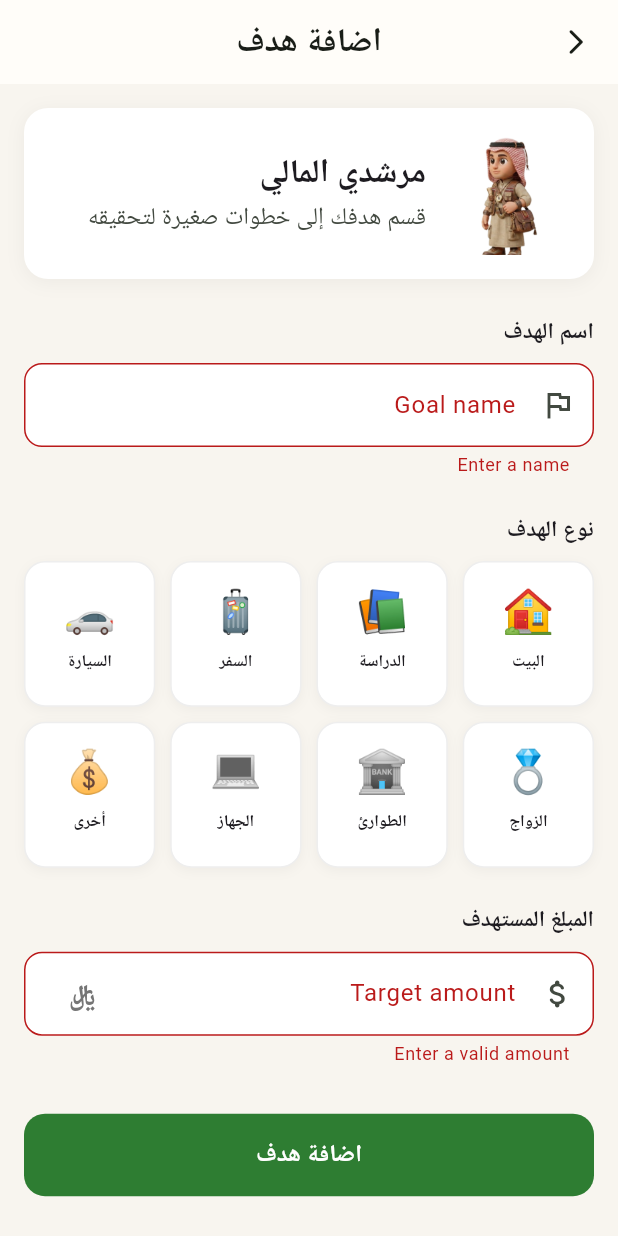
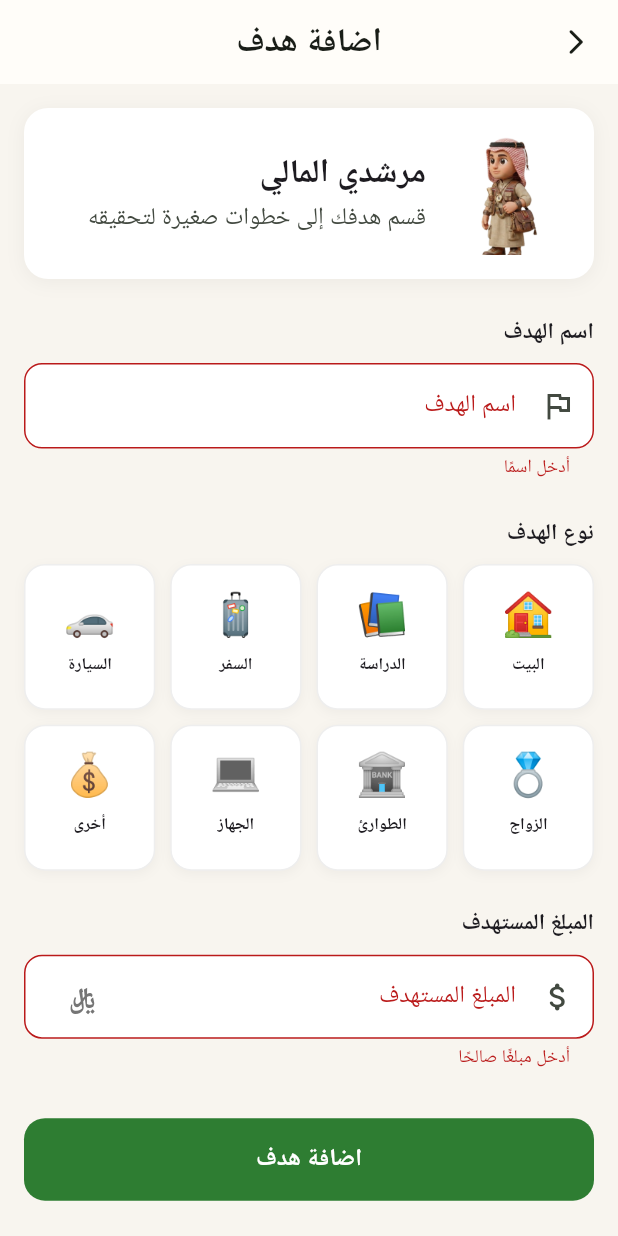
Before and after one commit to shim079/tajory, a Flutter app: the AddGoalScreen screen opened directly, after a tap on "اضافة هدف", on a phone screen of 412 x 824 dp. Run offline on Flutter 3.47's test engine with Material 3 defaults, Android fonts, the phone set to English and light mode, and no system bars; our stand-ins replace cloud_firestore, file_picker, firebase_auth, firebase_core, firebase_storage, flutter_svg and 1 more; accounts and stored records are empty; Roboto replaces fonts that are missing (Cairo); project files that could hold a hidden picture were left out.

Commit message:
وصف التعديلات

```diff
--- a/lib/auth/step_companion.dart
+++ b/lib/auth/step_companion.dart
@@ -138,7 +138,7 @@ class _StepCompanionState extends State<StepCompanion> {
               onPressed: _selectedCompanion != null ? _submit : null,
               style: FilledButton.styleFrom(
                 backgroundColor: const Color(0xFF2E7D32),
-                disabledBackgroundColor: const Color(0xFF2E7D32).withValues(alpha: 0.5),
+                disabledBackgroundColor: const Color(0xFF2E7D32).withValues(alpha: 0.8),
                 shape: RoundedRectangleBorder(
                   borderRadius: BorderRadius.circular(14),
                 ),
--- a/lib/screens/add_goal_screen.dart
+++ b/lib/screens/add_goal_screen.dart
@@ -33,7 +33,7 @@ class _AddGoalScreenState extends State<AddGoalScreen> {
     if (!_formKey.currentState!.validate()) return;
     if (_selectedType == null) {
       ScaffoldMessenger.of(context).showSnackBar(
-        const SnackBar(content: Text('Please select a goal type')),
+        const SnackBar(content: Text('من فضلك اختر نوع الهدف')),
       );
       return;
     }
@@ -57,19 +57,19 @@ class _AddGoalScreenState extends State<AddGoalScreen> {
       await _firestoreService.logActivity(
         uid: user.uid,
         action: 'create_goal',
-        description: 'Created goal: "$title"',
+        description: 'الهدف المُحدد: "$title"',
         xpEarned: 10,
       );
 
       if (!mounted) return;
       ScaffoldMessenger.of(context).showSnackBar(
-        const SnackBar(content: Text('Goal created!')),
+        const SnackBar(content: Text('تم إنشاء الهدف! ')),
       );
       Navigator.pop(context, true);
     } catch (e) {
       if (!mounted) return;
       ScaffoldMessenger.of(context).showSnackBar(
-        SnackBar(content: Text('Failed: $e')),
+        SnackBar(content: Text('فشل:  $e')),
       );
     } finally {
       if (mounted) setState(() => _isSaving = false);
@@ -106,11 +106,11 @@ class _AddGoalScreenState extends State<AddGoalScreen> {
               const SizedBox(height: 10),
               CustomTextField(
                 controller: _nameController,
-                labelText: 'Goal name',
-                hintText: 'e.g. Apartment Rent',
+                labelText: 'اسم الهدف',
+                hintText: 'مثلاً إيجار الشقة',
                 prefixIcon: const Icon(Icons.flag_outlined),
                 validator: (v) =>
-                    (v == null || v.trim().isEmpty) ? 'Enter a name' : null,
+                    (v == null || v.trim().isEmpty) ? 'أدخل اسمًا' : null,
               ),
               const SizedBox(height: 24),
               _buildSectionLabel('نوع الهدف'),
@@ -124,7 +124,7 @@ class _AddGoalScreenState extends State<AddGoalScreen> {
               const SizedBox(height: 10),
               CustomTextField(
                 controller: _amountController,
-                labelText: 'Target amount',
+                labelText: 'المبلغ المستهدف',
                 hintText: '0',
                 keyboardType: TextInputType.number,
                 prefixIcon: const Icon(Icons.attach_money_rounded),
@@ -141,7 +141,7 @@ class _AddGoalScreenState extends State<AddGoalScreen> {
                 ),
                 validator: (v) {
                   final p = double.tryParse(v?.trim() ?? '');
-                  if (p == null || p <= 0) return 'Enter a valid amount';
+                  if (p == null || p <= 0) return 'أدخل مبلغًا صالحًا';
                   return null;
                 },
               ),
--- a/lib/screens/add_savings_screen.dart
+++ b/lib/screens/add_savings_screen.dart
@@ -71,13 +71,13 @@ class _AddSavingsScreenState extends State<AddSavingsScreen> {
     final amount = double.tryParse(text);
     if (amount == null || amount <= 0) {
       ScaffoldMessenger.of(context).showSnackBar(
-        const SnackBar(content: Text('Please enter a valid amount')),
+        const SnackBar(content: Text('من فضلك أدخل مبلغًا صالحًا')),
       );
       return;
     }
     if (_selectedGoalId == null) {
       ScaffoldMessenger.of(context).showSnackBar(
-        const SnackBar(content: Text('Please select a goal')),
+        const SnackBar(content: Text('الرجاء اختيار هدف')),
       );
       return;
     }
@@ -118,7 +118,7 @@ class _AddSavingsScreenState extends State<AddSavingsScreen> {
         await _firestoreService.logActivity(
           uid: user.uid,
           action: 'complete_goal',
-          description: 'Completed goal: "${goal.title}"',
+          description: 'الهدف المُنجز:  "${goal.title}"',
           xpEarned: 100,
         );
         if (!mounted) return;
@@ -137,7 +137,7 @@ class _AddSavingsScreenState extends State<AddSavingsScreen> {
     } catch (e) {
       if (!mounted) return;
       ScaffoldMessenger.of(context).showSnackBar(
-        SnackBar(content: Text('Failed: $e')),
+        SnackBar(content: Text('فشل:  $e')),
       );
     } finally {
       if (mounted) setState(() => _isSaving = false);
@@ -280,7 +280,7 @@ class _AddSavingsScreenState extends State<AddSavingsScreen> {
               setState(() => _selectedQuickAmount = val ?? 0);
             },
             decoration: InputDecoration(
-              hintText: 'Enter amount',
+              hintText: 'أدخل المبلغ',
               prefixIcon: const Icon(Icons.attach_money_rounded),
               border: OutlineInputBorder(
                 borderRadius: BorderRadius.circular(12),
--- a/lib/screens/home_screen.dart
+++ b/lib/screens/home_screen.dart
@@ -43,8 +43,8 @@ class _HomeScreenState extends State<HomeScreen> {
         shape: const CircularNotchedRectangle(),
         notchMargin: 6,
         height: 72,
-        color: theme.colorScheme.surface,
-        surfaceTintColor: theme.colorScheme.surfaceTint,
+        color: Colors.white,
+        surfaceTintColor: Colors.white,
         child: Padding(
           padding: const EdgeInsets.symmetric(horizontal: 8),
           child: Row(
--- a/lib/screens/island_screen.dart
+++ b/lib/screens/island_screen.dart
@@ -73,7 +73,7 @@ class _IslandScreenState extends State<IslandScreen> {
       final profile = results[1] as Map<String, dynamic>?;
       final goals = results[2] as List<FinancialGoal>;
       final selectedPet = profile?['selectedPet'] as String?;
-      final companionAsset = PetService.getCompanionAssetPath(selectedPet);
+        final companionAsset = PetService.getCompanionAssetPath(selectedPet);
 
       if (!mounted) return;
       setState(() {
--- a/lib/widgets/goal_card.dart
+++ b/lib/widgets/goal_card.dart
@@ -35,7 +35,7 @@ class GoalCard extends StatelessWidget {
               ClipRRect(
                 borderRadius: BorderRadius.circular(12),
                 child: Image.asset(
-                  getGoalImage(goal.title),
+                  getGoalImageForGoal(goal.title, goal.goalType),
                   width: 80,
                   height: 80,
                   fit: BoxFit.cover,
--- a/lib/widgets/goal_selector_card.dart
+++ b/lib/widgets/goal_selector_card.dart
@@ -46,7 +46,7 @@ class GoalSelectorCard extends StatelessWidget {
             ClipRRect(
               borderRadius: BorderRadius.circular(10),
               child: Image.asset(
-                getGoalImage(goal.title),
+                getGoalImageForGoal(goal.title, goal.goalType),
                 width: 48,
                 height: 48,
                 fit: BoxFit.cover,
@@ -65,7 +65,7 @@ class GoalSelectorCard extends StatelessWidget {
             ),
             const SizedBox(height: 2),
             Text(
-              'Remaining: ${goal.remaining.toStringAsFixed(0)}',
+              'المتبقي:  ${goal.remaining.toStringAsFixed(0)}',
               style: theme.textTheme.bodySmall?.copyWith(
                 fontSize: 10,
                 color: theme.colorScheme.onSurfaceVariant,
--- a/lib/widgets/profile_header.dart
+++ b/lib/widgets/profile_header.dart
@@ -244,7 +244,7 @@ class _ProfileHeaderState extends State<ProfileHeader>
                       Row(
                         children: [
                           Text(
-                            'Daily Check-in',
+                            'التسجيل اليومي',
                             style: theme.textTheme.bodyMedium?.copyWith(
                               fontSize: 14,
                               fontWeight: FontWeight.w500,
--- a/lib/widgets/registration_header.dart
+++ b/lib/widgets/registration_header.dart
@@ -39,7 +39,7 @@ class RegistrationHeader extends StatelessWidget {
                     child: IconButton(
                       onPressed: onBack,
                       icon: const Icon(
-                        Icons.arrow_forward_ios,
+                        Icons.arrow_back_ios,
                         size: 20,
                         color: Colors.black87,
                       ),
```
Also changed, not shown: lib/screens/add_expense_screen.dart (+20 -12 lines), lib/utils/goal_image_helper.dart (+19 -2 lines), lib/widgets/expense_pie_chart.dart (+8 -8 lines).
